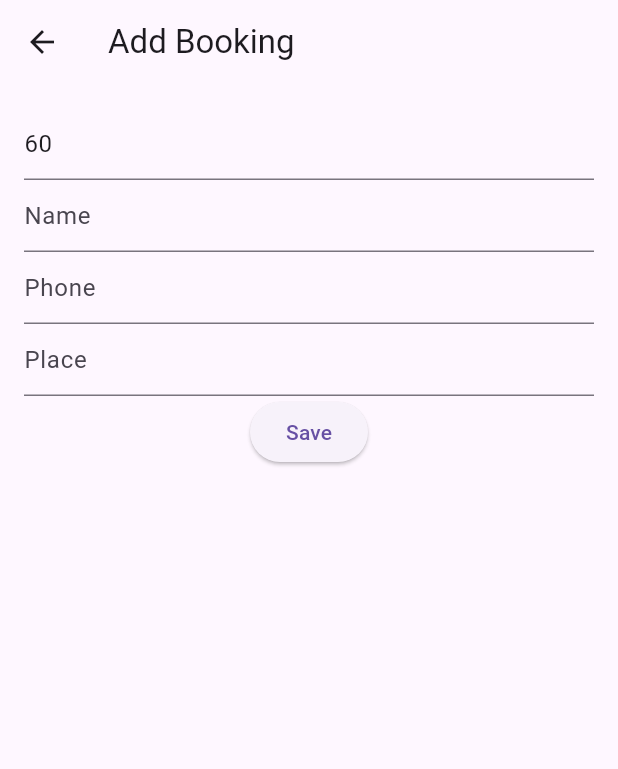
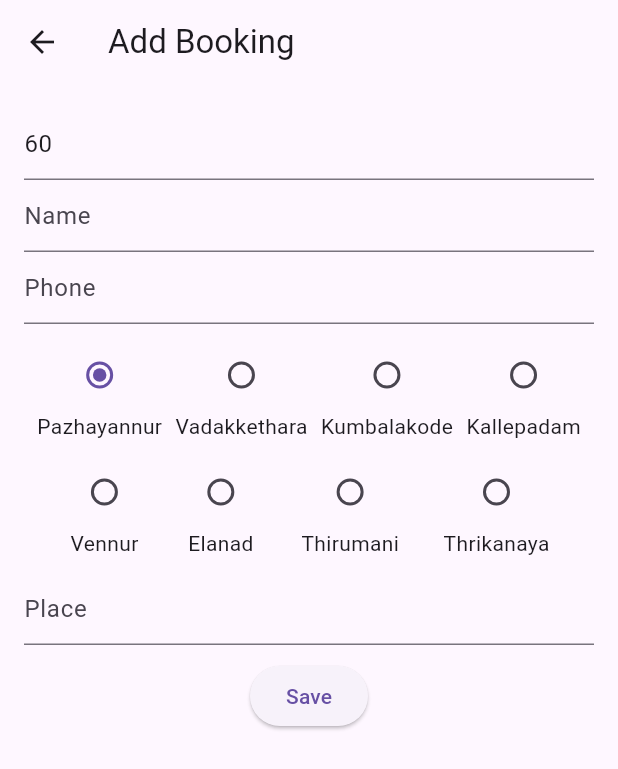
Before and after one commit to krAbhijith/Flutter_Booking_Management, a Flutter app: the AddScreen screen opened directly, on a phone screen of 412 x 824 dp. Shown: the top 769 px of the screen. Run offline on Flutter 3.47's test engine with Material 3 defaults, Android fonts, the phone set to English and light mode, and no system bars; our stand-ins replace hive, hive_flutter; accounts and stored records are empty.

Commit message:
show list of booking specific area

```diff
--- a/lib/hive_db.dart
+++ b/lib/hive_db.dart
@@ -4,6 +4,7 @@ part 'hive_db.g.dart';
 
 @HiveType(typeId: 0)
 class Booking extends HiveObject {
+
   @HiveField(0)
   int consumerNumber;
 
@@ -28,6 +29,10 @@ class Booking extends HiveObject {
   @HiveField(7)
   bool onlinePayment;
 
+  @HiveField(8)
+  String area;
+
+
   Booking({
     required this.name,
     required this.consumerNumber,
@@ -37,5 +42,6 @@ class Booking extends HiveObject {
     required this.deliverydate,
     required this.deliverystatus,
     required this.onlinePayment,
+    required this.area
   });
 }
--- a/lib/main.dart
+++ b/lib/main.dart
@@ -6,7 +6,7 @@ import 'package:hive_flutter/hive_flutter.dart';
 void main() async {
   await Hive.initFlutter();
   Hive.registerAdapter(BookingAdapter()); // Register the adapter
-  await Hive.openBox<Booking>('bookings'); // Open the box
+  await Hive.openBox<Booking>('bookings');
   runApp(const MainApp());
 }
 
--- a/lib/screens/add_screen.dart
+++ b/lib/screens/add_screen.dart
@@ -1,7 +1,6 @@
 import 'package:flutter/material.dart';
 import 'package:hive_flutter/hive_flutter.dart';
 import 'package:test_app/hive_db.dart';
-
 class AddScreen extends StatefulWidget {
   const AddScreen({super.key});
 
@@ -17,6 +16,10 @@ class AddScreenState extends State<AddScreen> {
   // final _bookingDateController = TextEditingController();
   // final _deliveryDateController = TextEditingController();
   // final _areaCodeController = TextEditingController();
+
+  int _radioValue = 0;
+
+  final List<String> area = ['Pazhayannur', 'Vadakkethara', 'Kumbalakode', 'Kallepadam', 'Vennur', 'Elanad', 'Thirumani', 'Thrikanaya'];
 
   void _clearFields() {
     _nameController.clear();
@@ -58,14 +61,52 @@ class AddScreenState extends State<AddScreen> {
             TextField(
                 controller: _phoneController,
                 keyboardType: TextInputType.phone,
-                decoration: const InputDecoration(hintText: 'Phone')),
-            TextField(
-                controller: _placeController,
-                decoration: const InputDecoration(hintText: 'Place')),
+                decoration: const InputDecoration(hintText: 'Phone')
+            ),
             // TextField(controller: _bookingDateController, decoration: const InputDecoration(hintText: 'Booking Date')),
             // TextField(controller: _deliveryDateController, decoration: const InputDecoration(hintText: 'Delivery Date')),
             // TextField(controller: _areaCodeController, decoration: const InputDecoration(hintText: 'Area Code')),
-
+            const SizedBox(height: 10),
+            Row(
+              mainAxisAlignment: MainAxisAlignment.spaceEvenly,
+              children: List.generate(4, (index) {
+                return Column(
+                  mainAxisSize: MainAxisSize.max,
+                  children: [
+                    Radio(
+                      value: index,
+                      groupValue: _radioValue,
+                      onChanged: _handleRadioValueChange,
+                    ),
+                    Text(
+                      area[index]
+                    ),
+                  ],
+                );
+              }),
+            ),
+            const SizedBox(height: 10),
+            Row(
+              mainAxisAlignment: MainAxisAlignment.spaceEvenly,
+              children: List.generate(4, (index) {
+                return Column(
+                  children: [
+                    Radio(
+                  value: index + 4,
+                  groupValue: _radioValue,
+                  onChanged: _handleRadioValueChange,
+                ),
+                Text(area[index+4])
+                ]
+                );
+              }),
+            ),
+            const SizedBox(height: 10),
+            TextField(
+              controller: _placeController,
+              decoration: const InputDecoration(hintText: 'Place')
+            ),
+            const SizedBox(height: 10),
             ElevatedButton(
               onPressed: () async {
                 final box = Hive.box<Booking>('bookings');
@@ -74,6 +115,7 @@ class AddScreenState extends State<AddScreen> {
                   consumerNumber: int.parse(_cNoController.text),
                   phone: int.parse(_phoneController.text),
                   place: _placeController.text.toUpperCase(),
+                  area: area[_radioValue],
                   bookingDate: DateTime.now().day.toString() +
                       DateTime.now().month.toString(),
                   deliverydate: '',
@@ -90,4 +132,10 @@ class AddScreenState extends State<AddScreen> {
       ),
     );
   }
+
+  void _handleRadioValueChange(int? value) {
+    setState(() {
+      _radioValue = value!;
+    });
+  }
 }
--- a/lib/screens/area_screen.dart
+++ b/lib/screens/area_screen.dart
@@ -1,9 +1,9 @@
 import 'package:flutter/material.dart';
 import 'package:test_app/screens/booking_list_screen.dart';
 
-class Area1 extends StatelessWidget {
+class Area extends StatelessWidget {
   final int areaNumber;
-  const Area1({super.key, required this.areaNumber});
+  const Area({super.key, required this.areaNumber});
 
   @override
   Widget build(BuildContext context) {
--- a/lib/screens/booking_list_screen.dart
+++ b/lib/screens/booking_list_screen.dart
@@ -12,7 +12,7 @@ class BookingsList extends StatelessWidget {
     final Box box =
         Hive.box<Booking>('bookings'); // Specify the type for type safety
     final List<Booking> bookingsList = box.values.toList().cast<Booking>();
-    final Iterable<Booking> bookings = bookingsList.where((element) => element.place == place.toUpperCase());
+    final Iterable<Booking> bookings = bookingsList.where((element) => element.area == place);
 
     void updateDeliveryStatus(int index) {
       // Check if index is valid
--- a/lib/screens/home_screen.dart
+++ b/lib/screens/home_screen.dart
@@ -16,7 +16,7 @@ class Home extends StatelessWidget {
             children: [
               ElevatedButton(
                 onPressed: () {
-                  Navigator.push(context, MaterialPageRoute(builder: (context) => const Area1(areaNumber: 1,)));
+                  Navigator.push(context, MaterialPageRoute(builder: (context) => const Area(areaNumber: 1,)));
                 },
                 style: ButtonStyle(
                   padding: MaterialStateProperty.resolveWith(
@@ -39,7 +39,7 @@ class Home extends StatelessWidget {
               ),
               ElevatedButton(
                 onPressed: () {
-                  Navigator.push(context, MaterialPageRoute(builder: (context) => const Area1(areaNumber: 2)));
+                  Navigator.push(context, MaterialPageRoute(builder: (context) => const Area(areaNumber: 2)));
                 },
                 style: ButtonStyle(
                   padding: MaterialStateProperty.resolveWith(
```
Also changed, not shown: lib/hive_db.g.dart.
